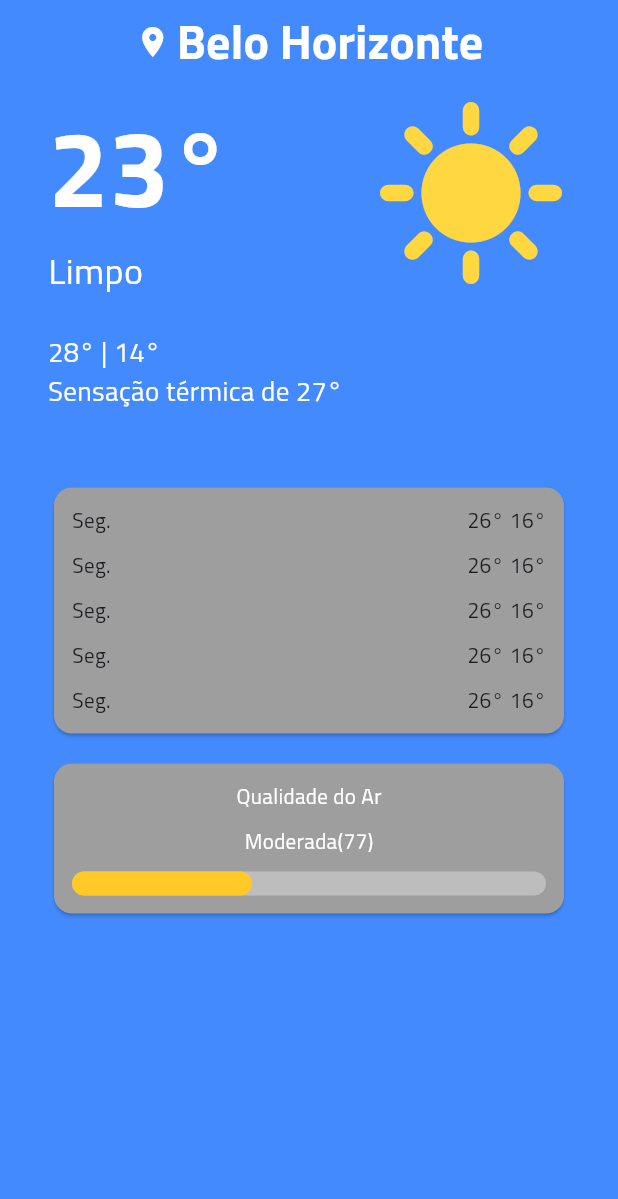
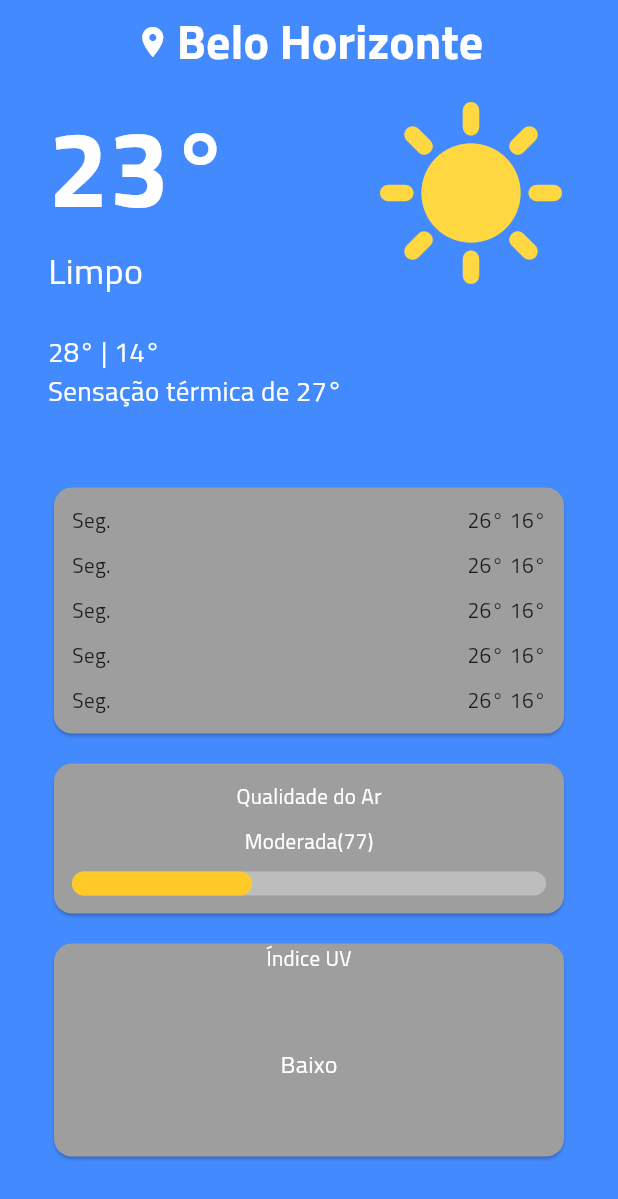
Before and after one commit to leandrosl/weather_app_flutter, a Flutter app: the screen it shows after launch, on a phone screen of 412 x 824 dp. Shown: the top 1199 px of the screen. Run offline on Flutter 3.47's test engine with Material 3 defaults, Android fonts, the phone set to English and light mode, and no system bars.

Commit message:
Card para exibir o Indice UV

```diff
--- a/lib/screens/home_page.dart
+++ b/lib/screens/home_page.dart
@@ -123,6 +123,16 @@ class _HomePagePortrait extends StatelessWidget {
                 height: 12.0,
               ),
               AirQualityCard(),
+              const SizedBox(
+                height: 12.0,
+              ),
+              const Row(
+                children: [
+                  Expanded(
+                    child: UvLevelCard(),
+                  ),
+                ],
+              ),
             ],
           ),
         ),
@@ -322,3 +332,36 @@ class AirQualityCard extends StatelessWidget {
     );
   }
 }
+
+class UvLevelCard extends StatelessWidget {
+  const UvLevelCard({super.key});
+
+  @override
+  Widget build(BuildContext context) {
+    return const SizedBox(
+      height: 150.0,
+      child: Card(
+        color: Colors.grey,
+        child: Column(
+          children: [
+            Text(
+              "Índice UV",
+              style: TextStyle(
+                color: Colors.white,
+              ),
+            ),
+            Spacer(),
+            Text(
+              "Baixo",
+              style: TextStyle(
+                color: Colors.white,
+                fontSize: 16.0,
+              ),
+            ),
+            Spacer(),
+          ],
+        ),
+      ),
+    );
+  }
+}
```
